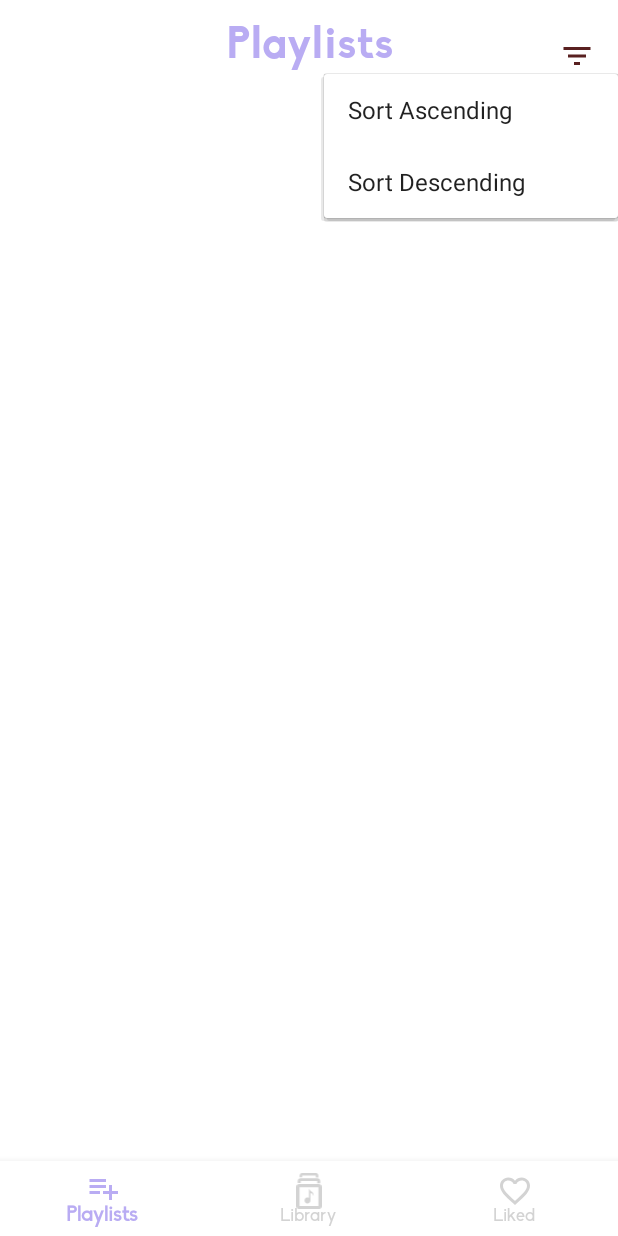
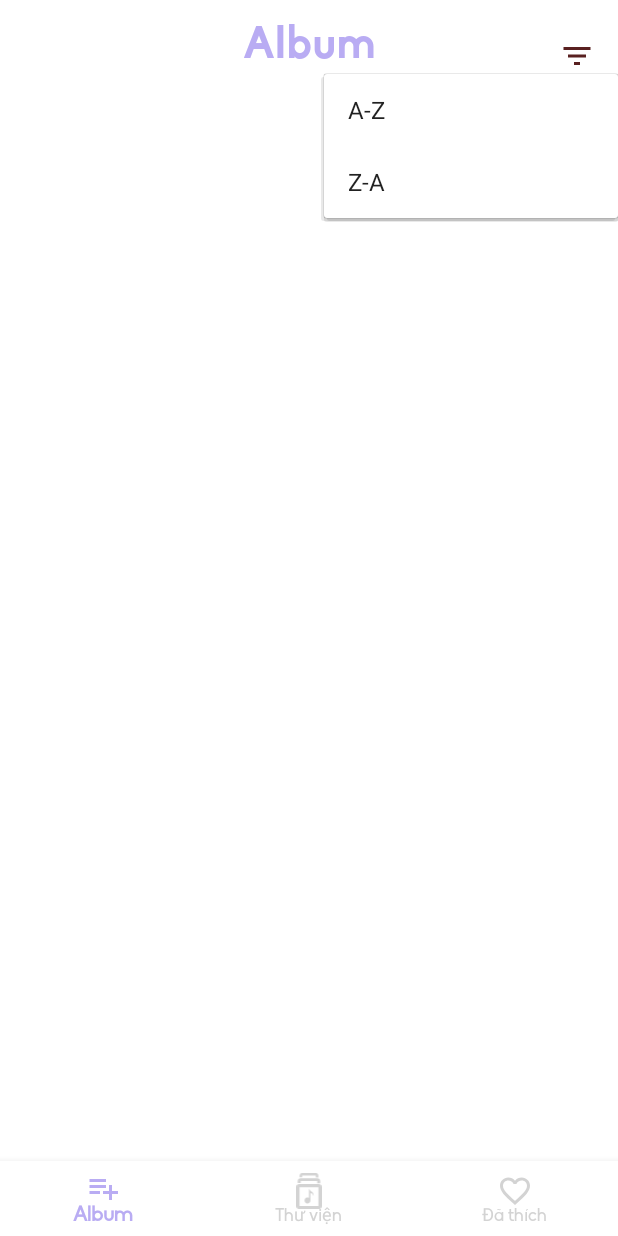
Before and after one commit to mihntam/MusicStreaming, an Android app: the PlaylistsFragment screen opened through its navigation route, after a tap on an icon or button, on a phone screen of 412 x 824 dp. Run offline under Robolectric (Android 15) with nearby library versions, the phone set to English and light mode, and no system bars; our stand-ins replace Firebase (no records; nobody signed in at launch, a user with empty details on screens opened directly), Picasso, navigation-ui.

Commit message:
fix ui album

```diff
--- a/app/src/main/res/layout/fragment_player.xml
+++ b/app/src/main/res/layout/fragment_player.xml
@@ -25,7 +25,7 @@
         android:layout_height="wrap_content"
         android:layout_marginTop="6dp"
         android:fontFamily="@font/biko_regular"
-        android:text="PLAYING FROM:"
+        android:text="ĐƯỢC PHÁT TỪ:"
         android:textColor="@color/grey"
         android:textSize="12sp"
         app:layout_constraintEnd_toEndOf="parent"
@@ -38,7 +38,7 @@
         android:layout_height="wrap_content"
         android:layout_marginTop="2dp"
         android:fontFamily="@font/biko_bold"
-        android:text="All Songs"
+        android:text="Tên Album"
         android:textColor="@color/grey"
         app:layout_constraintEnd_toEndOf="@id/playing_from_text"
         app:layout_constraintStart_toStartOf="@id/playing_from_text"
--- a/app/src/main/res/layout/fragment_playlists.xml
+++ b/app/src/main/res/layout/fragment_playlists.xml
@@ -12,7 +12,7 @@
         android:layout_centerHorizontal="true"
         android:layout_marginTop="10dp"
         android:fontFamily="@font/biko_bold"
-        android:text="Playlists"
+        android:text="Album"
         android:textAlignment="center"
         android:textColor="@color/mauve"
         android:textSize="30sp" />
--- a/app/src/main/res/layout/playlist_recycler_items.xml
+++ b/app/src/main/res/layout/playlist_recycler_items.xml
@@ -12,7 +12,7 @@
         android:layout_height="wrap_content"
         android:layout_marginStart="20dp"
         android:fontFamily="@font/biko_regular"
-        android:text="Playlist Name"
+        android:text="Tên Album"
         android:textColor="@color/maroon"
         android:textSize="20sp"
         app:layout_constraintStart_toStartOf="parent"
--- a/app/src/main/res/menu/bottom_navigation.xml
+++ b/app/src/main/res/menu/bottom_navigation.xml
@@ -5,16 +5,16 @@
         android:enabled="true"
         android:id="@+id/nav_playlists"
         android:icon="@drawable/svg_add_to_playlist"
-        android:title="Playlists" />
+        android:title="Album" />
 
     <item
         android:id="@+id/nav_library"
         android:icon="@drawable/svg_library"
-        android:title="Library" />
+        android:title="Thư viện" />
 
     <item
         android:id="@+id/nav_liked"
         android:icon="@drawable/svg_heart_unselected"
-        android:title="Liked" />
+        android:title="Đã thích" />
 
 </menu>
--- a/app/src/main/res/menu/player_popup.xml
+++ b/app/src/main/res/menu/player_popup.xml
@@ -3,11 +3,11 @@
 
     <item
         android:id="@+id/ADD_TO_NEW_PLAYLIST"
-        android:title="Create New Playlist"
+        android:title="Tạo mới album"
         android:icon="@drawable/svg_plus"/>
 
     <item
         android:id="@+id/ADD_TO_EXISTING_PLAYLIST"
-        android:title="Add to Existing Playlist"
+        android:title="Thêm vào album sãn có"
         android:icon="@drawable/svg_add_to_playlist"/>
 </menu>
--- a/app/src/main/res/menu/playlist_popup.xml
+++ b/app/src/main/res/menu/playlist_popup.xml
@@ -3,12 +3,12 @@
 
     <item
         android:id="@+id/EDIT_PLAYLIST_NAME"
-        android:title="Edit Playlist Name"
+        android:title="Sửa tên album"
         android:icon="@drawable/svg_edit"/>
 
     <item
         android:id="@+id/DELETE_PLAYLIST"
-        android:title="Delete Playlist"
+        android:title="Xóa album"
         android:icon="@drawable/svg_delete"/>
 
 </menu>
--- a/app/src/main/res/menu/sort_order_popup.xml
+++ b/app/src/main/res/menu/sort_order_popup.xml
@@ -3,10 +3,10 @@
 
     <item
         android:id="@+id/SORT_ASCENDING"
-        android:title="Sort Ascending" />
+        android:title="A-Z" />
 
     <item
         android:id="@+id/SORT_DESCENDING"
-        android:title="Sort Descending" />
+        android:title="Z-A" />
 
 </menu>
```
Also changed, not shown: app/src/main/res/values/strings.xml (+4 -4 lines), 1 other file.
